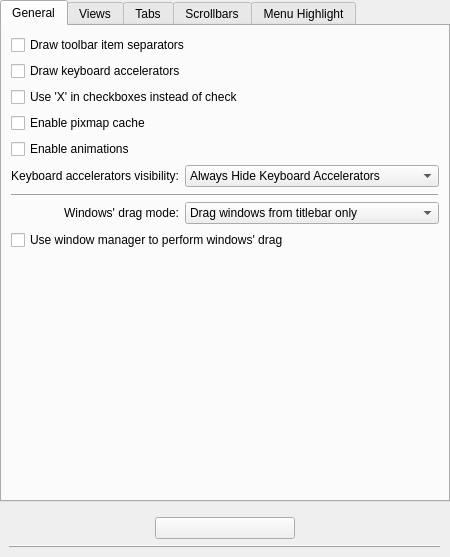
The window that kstyles/oxygen/config/ui/oxygenstyleconfig.ui (mgottschlag/kwin-tiling) describes before a commit, drawn with Qt 5.
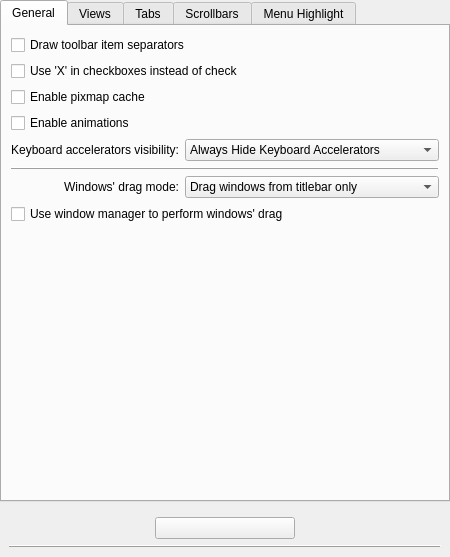
The same window after the commit. Custom widgets are drawn as their Qt base class.

Commit message: removed unused and confusing widget from config.

The edit to the form file:
```diff
--- a/kstyles/oxygen/config/ui/oxygenstyleconfig.ui
+++ b/kstyles/oxygen/config/ui/oxygenstyleconfig.ui
@@ -52,13 +52,6 @@
          </property>
         </widget>
        </item>
-       <item>
-        <widget class="QCheckBox" name="_showMnemonics">
-         <property name="text">
-          <string>Draw keyboard accelerators</string>
-         </property>
-        </widget>
-       </item>
        <item>
         <widget class="QCheckBox" name="_checkDrawX">
          <property name="text">
```
